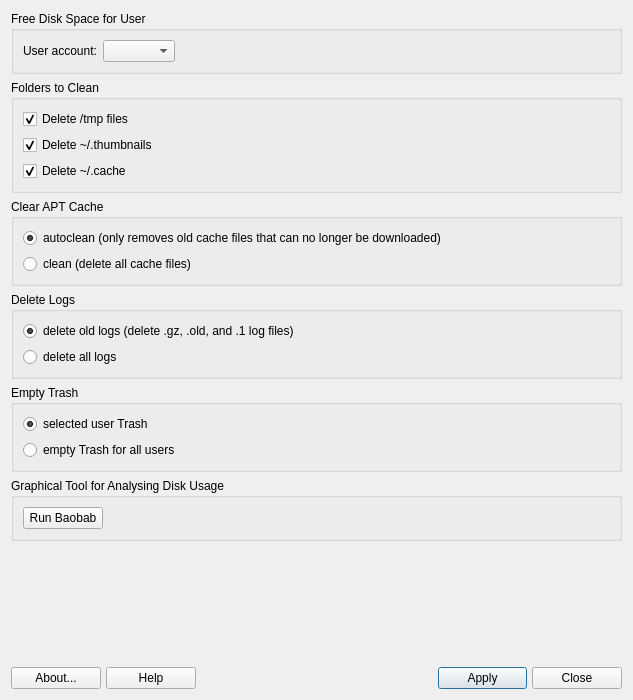
MX-Linux/mx-cleanup, file mainwindow.ui: the form before one commit.
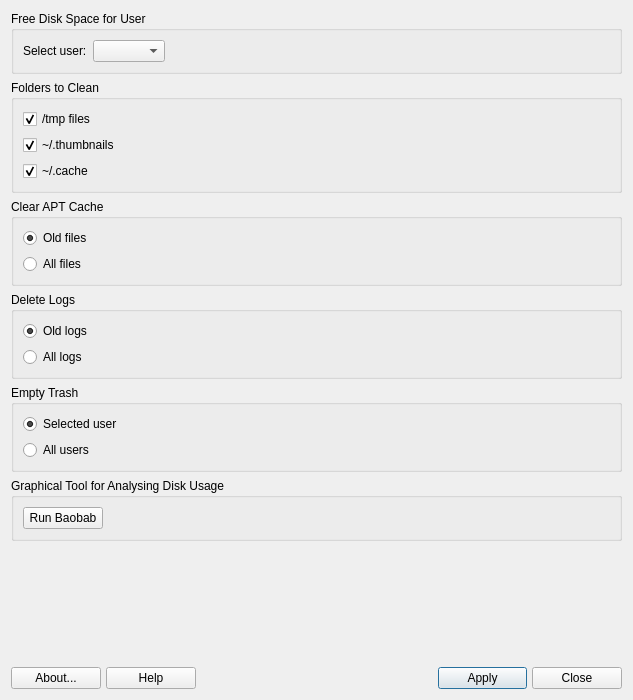
The form after the commit. Icons and pictures are not drawn.

Diff of the .ui file:
```diff
--- a/mainwindow.ui
+++ b/mainwindow.ui
@@ -64,7 +64,7 @@
          <string>Select user to repair</string>
         </property>
         <property name="text">
-         <string>User account:</string>
+         <string>Select user:</string>
         </property>
        </widget>
       </item>
@@ -80,7 +80,7 @@
       <item>
        <widget class="QCheckBox" name="tmpCheckBox">
         <property name="text">
-         <string>Delete /tmp files</string>
+         <string>/tmp files</string>
         </property>
         <property name="checked">
          <bool>true</bool>
@@ -90,7 +90,7 @@
       <item>
        <widget class="QCheckBox" name="thumbCheckBox">
         <property name="text">
-         <string>Delete ~/.thumbnails</string>
+         <string>~/.thumbnails</string>
         </property>
         <property name="checked">
          <bool>true</bool>
@@ -100,7 +100,7 @@
       <item>
        <widget class="QCheckBox" name="cacheCheckBox">
         <property name="text">
-         <string>Delete ~/.cache</string>
+         <string>~/.cache</string>
         </property>
         <property name="checked">
          <bool>true</bool>
@@ -119,7 +119,7 @@
       <item>
        <widget class="QRadioButton" name="autocleanRB">
         <property name="text">
-         <string>autoclean (only removes old cache files that can no longer be downloaded)</string>
+         <string>Old files</string>
         </property>
         <property name="checked">
          <bool>true</bool>
@@ -129,7 +129,7 @@
       <item>
        <widget class="QRadioButton" name="cleanRB">
         <property name="text">
-         <string>clean (delete all cache files)</string>
+         <string>All files</string>
         </property>
        </widget>
       </item>
@@ -145,7 +145,7 @@
       <item>
        <widget class="QRadioButton" name="oldLogsRB">
         <property name="text">
-         <string>delete old logs (delete .gz, .old, and .1 log files)</string>
+         <string>Old logs</string>
         </property>
         <property name="checked">
          <bool>true</bool>
@@ -158,7 +158,7 @@
       <item>
        <widget class="QRadioButton" name="allLogsRB">
         <property name="text">
-         <string>delete all logs</string>
+         <string>All logs</string>
         </property>
         <property name="checked">
          <bool>false</bool>
@@ -183,7 +183,7 @@
          <bool>false</bool>
         </property>
         <property name="text">
-         <string>selected user Trash</string>
+         <string>Selected user</string>
         </property>
         <property name="checked">
          <bool>true</bool>
@@ -193,7 +193,7 @@
       <item>
        <widget class="QRadioButton" name="allUsersCB">
         <property name="text">
-         <string>empty Trash for all users</string>
+         <string>All users</string>
         </property>
        </widget>
       </item>
```
Left out of the diff: 3 changed lines with no effect on the pictures.
